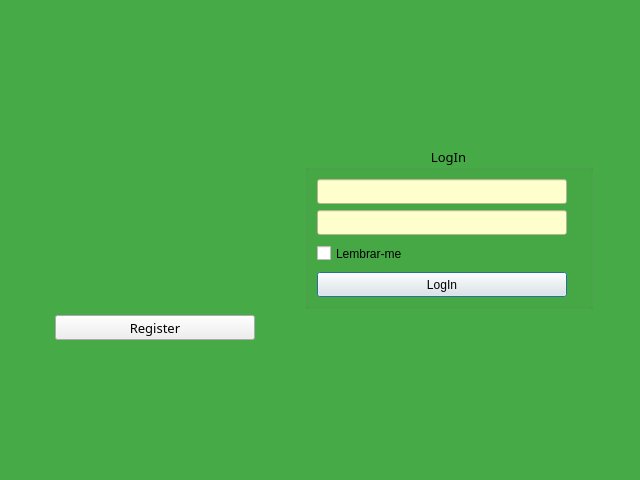
LACF-MIEEC/BasesDados, file startwindow.ui: the form before one commit.
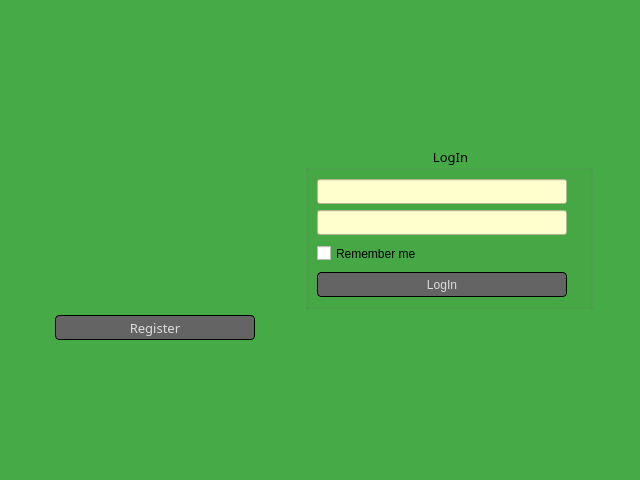
The form after the commit. Icons and pictures are not drawn.

What changed in the file:
```diff
--- a/startwindow.ui
+++ b/startwindow.ui
@@ -52,10 +52,21 @@
   <property name="styleSheet">
    <string notr="true">*{
 	font: 10pt &quot;Century Gothic&quot;;
+	color: rgb(0, 0, 0);
 }
 QDialog#StartWindow{
 	background-color:rgb(70, 170, 70);
-	color: rgb(0, 0, 0);
+}
+QPushButton{
+	border-width: 1px;
+    border-style: solid;
+	border-radius: 4px;
+	border-color: rgb(0, 0, 0);
+	background-color: rgb(100, 100, 100);
+	color: rgb(220, 220, 220);
+}
+QGroupBox{
+	background:none;
 }</string>
   </property>
   <property name="modal">
@@ -74,8 +85,7 @@
       <enum>Qt::LeftToRight</enum>
      </property>
      <property name="styleSheet">
-      <string notr="true">background:none;
-</string>
+      <string notr="true"/>
      </property>
      <property name="title">
       <string>LogIn</string>
@@ -170,7 +180,7 @@
          <string notr="true">background: none;</string>
         </property>
         <property name="text">
-         <string>Lembrar-me</string>
+         <string>Remember me</string>
         </property>
         <property name="tristate">
          <bool>false</bool>
```
